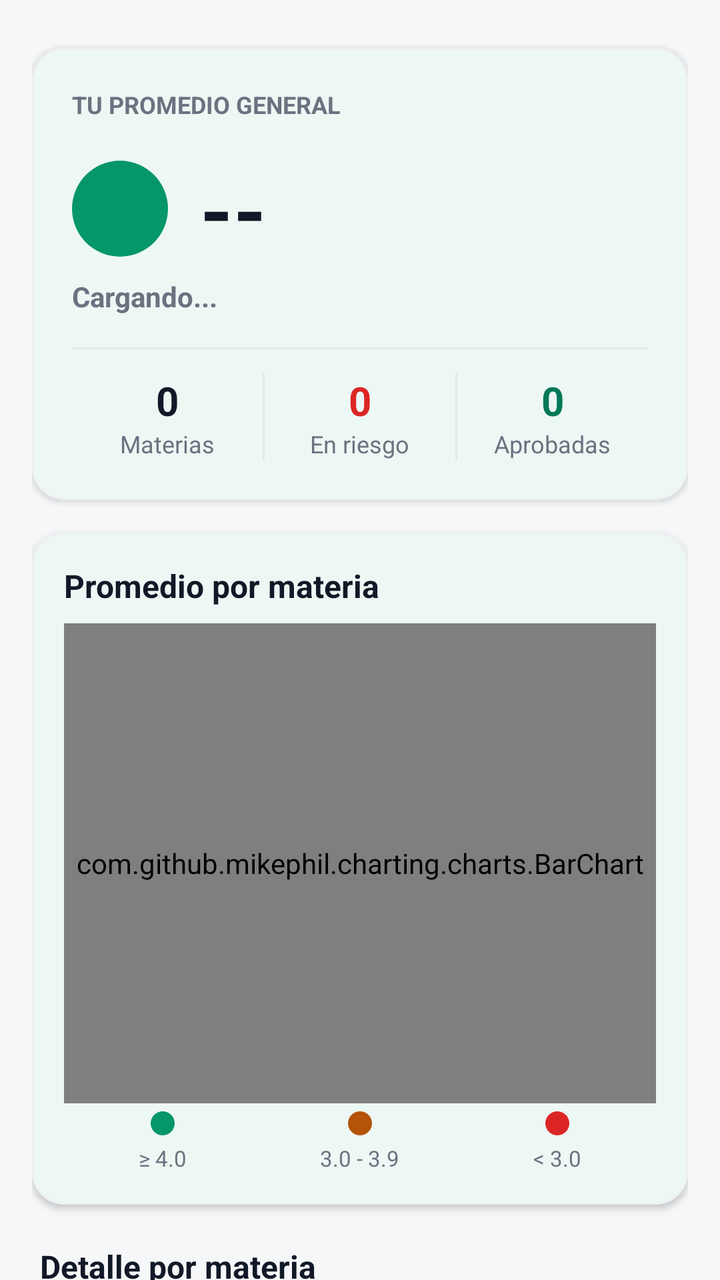
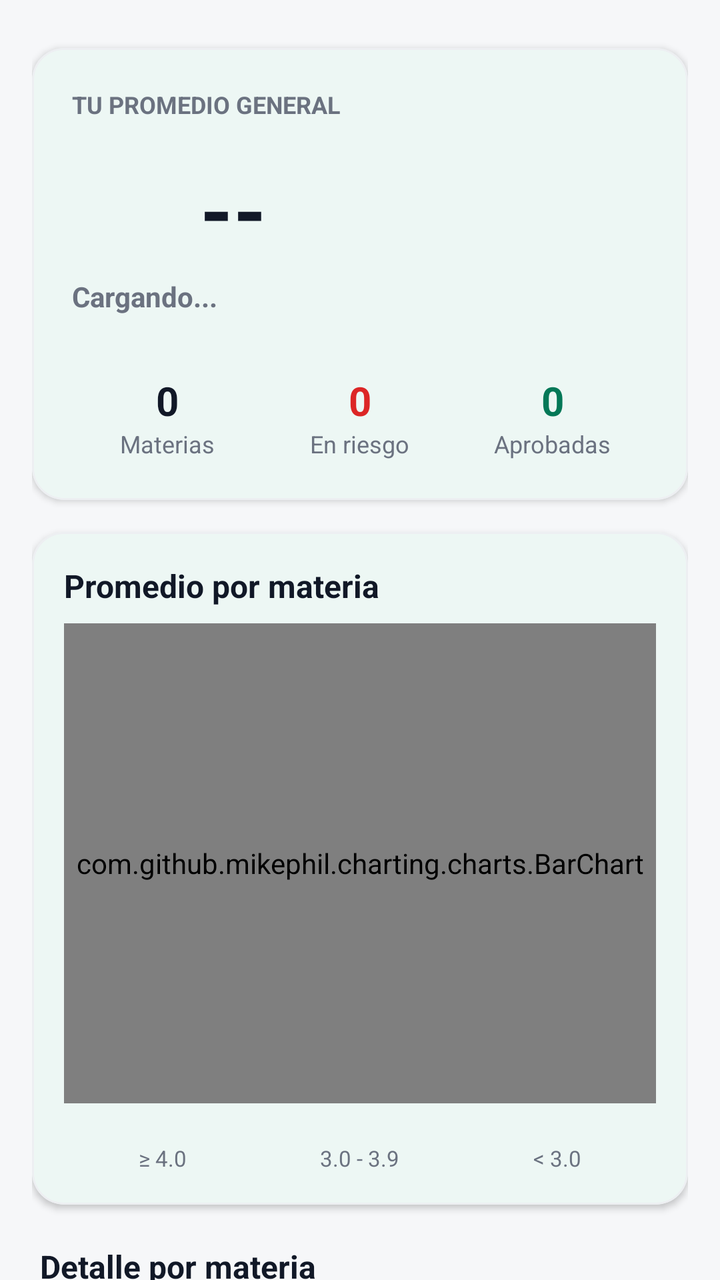

Screens rendered from an Android XML layout before and after an edit, with the pre-edit source and the edit as a unified diff.
<!-- AndroidManifest.xml: application theme Theme.BienestarUPC -->
<!-- res/layout/fragment_my_progress.xml -->
<?xml version="1.0" encoding="utf-8"?>
<androidx.core.widget.NestedScrollView xmlns:android="http://schemas.android.com/apk/res/android"
    xmlns:app="http://schemas.android.com/apk/res-auto"
    android:layout_width="match_parent"
    android:layout_height="match_parent"
    android:background="@color/background_gray"
    android:fillViewport="true">

    <LinearLayout
        android:layout_width="match_parent"
        android:layout_height="wrap_content"
        android:orientation="vertical"
        android:padding="16dp">

        
        <com.google.android.material.card.MaterialCardView
            android:layout_width="match_parent"
            android:layout_height="wrap_content"
            android:layout_marginTop="8dp"
            app:cardBackgroundColor="@color/white_card"
            app:cardCornerRadius="16dp"
            app:cardElevation="2dp">

            <LinearLayout
                android:layout_width="match_parent"
                android:layout_height="wrap_content"
                android:orientation="vertical"
                android:padding="20dp">

                <TextView
                    android:layout_width="wrap_content"
                    android:layout_height="wrap_content"
                    android:text="TU PROMEDIO GENERAL"
                    android:textColor="@color/text_secondary"
                    android:textSize="12sp"
                    android:textStyle="bold" />

                <LinearLayout
                    android:layout_width="match_parent"
                    android:layout_height="wrap_content"
                    android:layout_marginTop="16dp"
                    android:gravity="center_vertical"
                    android:orientation="horizontal">

                    <View
                        android:id="@+id/semaforo_circle"
                        android:layout_width="48dp"
                        android:layout_height="48dp"
                        android:background="@drawable/semaforo_circle_green" />

                    <TextView
                        android:id="@+id/txt_promedio"
                        android:layout_width="wrap_content"
                        android:layout_height="wrap_content"
                        android:layout_marginStart="16dp"
                        android:text="--"
                        android:textColor="@color/text_primary"
                        android:textSize="42sp"
                        android:textStyle="bold" />
                </LinearLayout>

                <TextView
                    android:id="@+id/txt_nivel"
                    android:layout_width="wrap_content"
                    android:layout_height="wrap_content"
                    android:layout_marginTop="6dp"
                    android:text="Cargando..."
                    android:textColor="@color/text_secondary"
                    android:textSize="14sp"
                    android:textStyle="bold" />

                <View
                    android:layout_width="match_parent"
                    android:layout_height="1dp"
                    android:layout_marginTop="16dp"
                    android:layout_marginBottom="12dp"
                    android:background="@color/divider_color" />

                <LinearLayout
                    android:layout_width="match_parent"
                    android:layout_height="wrap_content"
                    android:orientation="horizontal">

                    <LinearLayout
                        android:layout_width="0dp"
                        android:layout_height="wrap_content"
                        android:layout_weight="1"
                        android:gravity="center"
                        android:orientation="vertical">

                        <TextView
                            android:id="@+id/txt_count_cursos"
                            android:layout_width="wrap_content"
                            android:layout_height="wrap_content"
                            android:text="0"
                            android:textColor="@color/text_primary"
                            android:textSize="20sp"
                            android:textStyle="bold" />

                        <TextView
                            android:layout_width="wrap_content"
                            android:layout_height="wrap_content"
                            android:text="Materias"
                            android:textColor="@color/text_secondary"
                            android:textSize="12sp" />
                    </LinearLayout>

                    <View
                        android:layout_width="1dp"
                        android:layout_height="match_parent"
                        android:background="@color/divider_color" />

                    <LinearLayout
                        android:layout_width="0dp"
                        android:layout_height="wrap_content"
                        android:layout_weight="1"
                        android:gravity="center"
                        android:orientation="vertical">

                        <TextView
                            android:id="@+id/txt_count_riesgo"
                            android:layout_width="wrap_content"
                            android:layout_height="wrap_content"
                            android:text="0"
                            android:textColor="@color/error_text"
                            android:textSize="20sp"
                            android:textStyle="bold" />

                        <TextView
                            android:layout_width="wrap_content"
                            android:layout_height="wrap_content"
                            android:text="En riesgo"
                            android:textColor="@color/text_secondary"
                            android:textSize="12sp" />
                    </LinearLayout>

                    <View
                        android:layout_width="1dp"
                        android:layout_height="match_parent"
                        android:background="@color/divider_color" />

                    <LinearLayout
                        android:layout_width="0dp"
                        android:layout_height="wrap_content"
                        android:layout_weight="1"
                        android:gravity="center"
                        android:orientation="vertical">

                        <TextView
                            android:id="@+id/txt_count_aprobadas"
                            android:layout_width="wrap_content"
                            android:layout_height="wrap_content"
                            android:text="0"
                            android:textColor="@color/success_text"
                            android:textSize="20sp"
                            android:textStyle="bold" />

                        <TextView
                            android:layout_width="wrap_content"
                            android:layout_height="wrap_content"
                            android:text="Aprobadas"
                            android:textColor="@color/text_secondary"
                            android:textSize="12sp" />
                    </LinearLayout>
                </LinearLayout>
            </LinearLayout>
        </com.google.android.material.card.MaterialCardView>

        
        <com.google.android.material.card.MaterialCardView
            android:layout_width="match_parent"
            android:layout_height="wrap_content"
            android:layout_marginTop="16dp"
            app:cardBackgroundColor="@color/white_card"
            app:cardCornerRadius="16dp"
            app:cardElevation="2dp">

            <LinearLayout
                android:layout_width="match_parent"
                android:layout_height="wrap_content"
                android:orientation="vertical"
                android:padding="16dp">

                <TextView
                    android:layout_width="wrap_content"
                    android:layout_height="wrap_content"
                    android:text="Promedio por materia"
                    android:textColor="@color/text_primary"
                    android:textSize="16sp"
                    android:textStyle="bold" />

                <com.github.mikephil.charting.charts.BarChart
                    android:id="@+id/chart_progress"
                    android:layout_width="match_parent"
                    android:layout_height="240dp"
                    android:layout_marginTop="8dp" />

                <LinearLayout
                    android:layout_width="match_parent"
                    android:layout_height="wrap_content"
                    android:layout_marginTop="4dp"
                    android:orientation="horizontal">

                    <LinearLayout
                        android:layout_width="0dp"
                        android:layout_height="wrap_content"
                        android:layout_weight="1"
                        android:gravity="center"
                        android:orientation="vertical">

                        <View
                            android:layout_width="12dp"
                            android:layout_height="12dp"
                            android:background="@drawable/semaforo_circle_green" />

                        <TextView
                            android:layout_width="wrap_content"
                            android:layout_height="wrap_content"
                            android:layout_marginTop="4dp"
                            android:text="≥ 4.0"
                            android:textColor="@color/text_secondary"
                            android:textSize="11sp" />
                    </LinearLayout>

                    <LinearLayout
                        android:layout_width="0dp"
                        android:layout_height="wrap_content"
                        android:layout_weight="1"
                        android:gravity="center"
                        android:orientation="vertical">

                        <View
                            android:layout_width="12dp"
                            android:layout_height="12dp"
                            android:background="@drawable/semaforo_circle_amber" />

                        <TextView
                            android:layout_width="wrap_content"
                            android:layout_height="wrap_content"
                            android:layout_marginTop="4dp"
                            android:text="3.0 - 3.9"
                            android:textColor="@color/text_secondary"
                            android:textSize="11sp" />
                    </LinearLayout>

                    <LinearLayout
                        android:layout_width="0dp"
                        android:layout_height="wrap_content"
                        android:layout_weight="1"
                        android:gravity="center"
                        android:orientation="vertical">

                        <View
                            android:layout_width="12dp"
                            android:layout_height="12dp"
                            android:background="@drawable/semaforo_circle_red" />

                        <TextView
                            android:layout_width="wrap_content"
                            android:layout_height="wrap_content"
                            android:layout_marginTop="4dp"
                            android:text="&lt; 3.0"
                            android:textColor="@color/text_secondary"
                            android:textSize="11sp" />
                    </LinearLayout>
                </LinearLayout>
            </LinearLayout>
        </com.google.android.material.card.MaterialCardView>

        
        <TextView
            android:layout_width="wrap_content"
            android:layout_height="wrap_content"
            android:layout_marginTop="20dp"
            android:layout_marginStart="4dp"
            android:text="Detalle por materia"
            android:textColor="@color/text_primary"
            android:textSize="16sp"
            android:textStyle="bold" />

        
        <LinearLayout
            android:id="@+id/container_cursos"
            android:layout_width="match_parent"
            android:layout_height="wrap_content"
            android:layout_marginTop="4dp"
            android:orientation="vertical" />

        
        <TextView
            android:id="@+id/txt_empty"
            android:layout_width="match_parent"
            android:layout_height="wrap_content"
            android:layout_marginTop="32dp"
            android:gravity="center"
            android:text="Aún no tienes notas registradas.\nPídele a tus docentes que registren tus calificaciones."
            android:textColor="@color/text_secondary"
            android:textSize="14sp"
            android:visibility="gone" />

        
        <com.google.android.material.progressindicator.CircularProgressIndicator
            android:id="@+id/progress_loading"
            android:layout_width="wrap_content"
            android:layout_height="wrap_content"
            android:layout_gravity="center_horizontal"
            android:layout_marginTop="32dp"
            android:indeterminate="true"
            android:visibility="gone"
            app:indicatorColor="@color/green_primary"
            app:indicatorSize="40dp" />

    </LinearLayout>
</androidx.core.widget.NestedScrollView>
<!-- resources referenced by this layout -->
<resources>
  <color name="background_gray">#F6F7F9</color>
  <color name="divider_color">#E5E7EB</color>
  <color name="error_text">#DC2626</color>
  <color name="green_primary">#059669</color>
  <color name="success_text">#047857</color>
  <color name="text_primary">#111827</color>
  <color name="text_secondary">#6B7280</color>
  <color name="white_card">#FFFFFF</color>
  <!-- drawable semaforo_circle_amber (drawable) -->
  <?xml version="1.0" encoding="utf-8"?>
  <shape xmlns:android="http://schemas.android.com/apk/res/android"
      android:shape="oval">
      <solid android:color="@color/risk_medium_text" />
  </shape>
  <!-- drawable semaforo_circle_green (drawable) -->
  <?xml version="1.0" encoding="utf-8"?>
  <shape xmlns:android="http://schemas.android.com/apk/res/android"
      android:shape="oval">
      <solid android:color="@color/green_primary" />
  </shape>
  <!-- drawable semaforo_circle_red (drawable) -->
  <?xml version="1.0" encoding="utf-8"?>
  <shape xmlns:android="http://schemas.android.com/apk/res/android"
      android:shape="oval">
      <solid android:color="@color/risk_high_text" />
  </shape>
  <color name="risk_medium_text">#B45309</color>
  <color name="risk_high_text">#DC2626</color>
  <color name="green_container">#D1FAE5</color>
  <color name="on_primary_container">#053B2A</color>
  <color name="teal_primary">#0D9488</color>
  <color name="teal_light">#CCFBF1</color>
  <color name="surface_container_low">#F8FAFC</color>
  <color name="surface_container">#EFF2F5</color>
  <color name="surface_container_high">#E7EAEE</color>
  <color name="surface_container_highest">#DEE2E8</color>
  <color name="surface_outline">#C9CFD8</color>
  <color name="surface_outline_variant">#E4E7EC</color>
  <color name="green_primary_dark">#047857</color>
  <style name="Widget.BienestarUPC.Card" parent="Widget.Material3.CardView.Elevated">
          <item name="cardCornerRadius">20dp</item>
          <item name="cardElevation">1dp</item>
          <item name="cardBackgroundColor">@color/white_card</item>
          <item name="strokeColor">@color/stroke_color</item>
          <item name="strokeWidth">1dp</item>
          <item name="rippleColor">@color/green_light</item>
      </style>
  <style name="Widget.BienestarUPC.Chip" parent="Widget.Material3.Chip.Filter">
          <item name="chipCornerRadius">20dp</item>
          <item name="chipMinHeight">36dp</item>
          <item name="chipBackgroundColor">@color/chip_bg</item>
          <item name="android:textColor">@color/chip_text</item>
          <item name="chipStrokeWidth">1dp</item>
          <item name="chipStrokeColor">@color/stroke_color</item>
      </style>
  <style name="ThemeOverlay.BienestarUPC.MaterialAlertDialog" parent="ThemeOverlay.Material3.MaterialAlertDialog">
          <item name="shapeAppearanceOverlay">@style/ShapeAppearance.BienestarUPC.Dialog</item>
          <item name="colorSecondary">@color/green_primary</item>
      </style>
  <style name="Widget.BienestarUPC.Snackbar" parent="Widget.Material3.Snackbar">
          <item name="backgroundTint">@color/text_primary</item>
          <item name="android:textColor">@color/white_card</item>
          <item name="shapeAppearanceOverlay">@style/ShapeAppearance.BienestarUPC.Snackbar</item>
      </style>
  <color name="gray_medium">#9CA3AF</color>
  <color name="stroke_color">#EDEFF2</color>
  <color name="green_light">#D1FAE5</color>
  <color name="nav_background">#FFFFFF</color>
  <color name="chip_bg">#F3F4F6</color>
  <color name="chip_text">#111827</color>
  <style name="ShapeAppearance.BienestarUPC.Dialog" parent="ShapeAppearance.Material3.LargeComponent">
          <item name="cornerSize">24dp</item>
      </style>
  <style name="ShapeAppearance.BienestarUPC.Snackbar" parent="ShapeAppearance.Material3.MediumComponent">
          <item name="cornerFamily">rounded</item>
          <item name="cornerSize">14dp</item>
      </style>
  <!-- unchanged entries left out for length: 4 -->
</resources>

<!-- the commit's change to res/layout/fragment_my_progress.xml (unified diff, before → after) -->
@@ -3,7 +3,7 @@
     xmlns:app="http://schemas.android.com/apk/res-auto"
     android:layout_width="match_parent"
     android:layout_height="match_parent"
-    android:background="@color/background_gray"
+   
     android:fillViewport="true">
 
     <LinearLayout
@@ -46,7 +46,7 @@
                         android:id="@+id/semaforo_circle"
                         android:layout_width="48dp"
                         android:layout_height="48dp"
-                        android:background="@drawable/semaforo_circle_green" />
+                        />
 
                     <TextView
                         android:id="@+id/txt_promedio"
@@ -74,7 +74,7 @@
                     android:layout_height="1dp"
                     android:layout_marginTop="16dp"
                     android:layout_marginBottom="12dp"
-                    android:background="@color/divider_color" />
+                    />
 
                 <LinearLayout
                     android:layout_width="match_parent"
@@ -108,7 +108,7 @@
                     <View
                         android:layout_width="1dp"
                         android:layout_height="match_parent"
-                        android:background="@color/divider_color" />
+                        />
 
                     <LinearLayout
                         android:layout_width="0dp"
@@ -137,7 +137,7 @@
                     <View
                         android:layout_width="1dp"
                         android:layout_height="match_parent"
-                        android:background="@color/divider_color" />
+                        />
 
                     <LinearLayout
                         android:layout_width="0dp"
@@ -211,7 +211,7 @@
                         <View
                             android:layout_width="12dp"
                             android:layout_height="12dp"
-                            android:background="@drawable/semaforo_circle_green" />
+                            />
 
                         <TextView
                             android:layout_width="wrap_content"
@@ -232,7 +232,7 @@
                         <View
                             android:layout_width="12dp"
                             android:layout_height="12dp"
-                            android:background="@drawable/semaforo_circle_amber" />
+                            />
 
                         <TextView
                             android:layout_width="wrap_content"
@@ -253,7 +253,7 @@
                         <View
                             android:layout_width="12dp"
                             android:layout_height="12dp"
-                            android:background="@drawable/semaforo_circle_red" />
+                            />
 
                         <TextView
                             android:layout_width="wrap_content"
<!-- resource entries referenced after the edit -->
@@ -1,33 +1,12 @@
 <!-- resources referenced by this layout -->
 <resources>
   <color name="background_gray">#F6F7F9</color>
-  <color name="divider_color">#E5E7EB</color>
   <color name="error_text">#DC2626</color>
   <color name="green_primary">#059669</color>
   <color name="success_text">#047857</color>
   <color name="text_primary">#111827</color>
   <color name="text_secondary">#6B7280</color>
   <color name="white_card">#FFFFFF</color>
-  <!-- drawable semaforo_circle_amber (drawable) -->
-  <?xml version="1.0" encoding="utf-8"?>
-  <shape xmlns:android="http://schemas.android.com/apk/res/android"
-      android:shape="oval">
-      <solid android:color="@color/risk_medium_text" />
-  </shape>
-  <!-- drawable semaforo_circle_green (drawable) -->
-  <?xml version="1.0" encoding="utf-8"?>
-  <shape xmlns:android="http://schemas.android.com/apk/res/android"
-      android:shape="oval">
-      <solid android:color="@color/green_primary" />
-  </shape>
-  <!-- drawable semaforo_circle_red (drawable) -->
-  <?xml version="1.0" encoding="utf-8"?>
-  <shape xmlns:android="http://schemas.android.com/apk/res/android"
-      android:shape="oval">
-      <solid android:color="@color/risk_high_text" />
-  </shape>
-  <color name="risk_medium_text">#B45309</color>
-  <color name="risk_high_text">#DC2626</color>
   <color name="green_container">#D1FAE5</color>
   <color name="on_primary_container">#053B2A</color>
   <color name="teal_primary">#0D9488</color>
